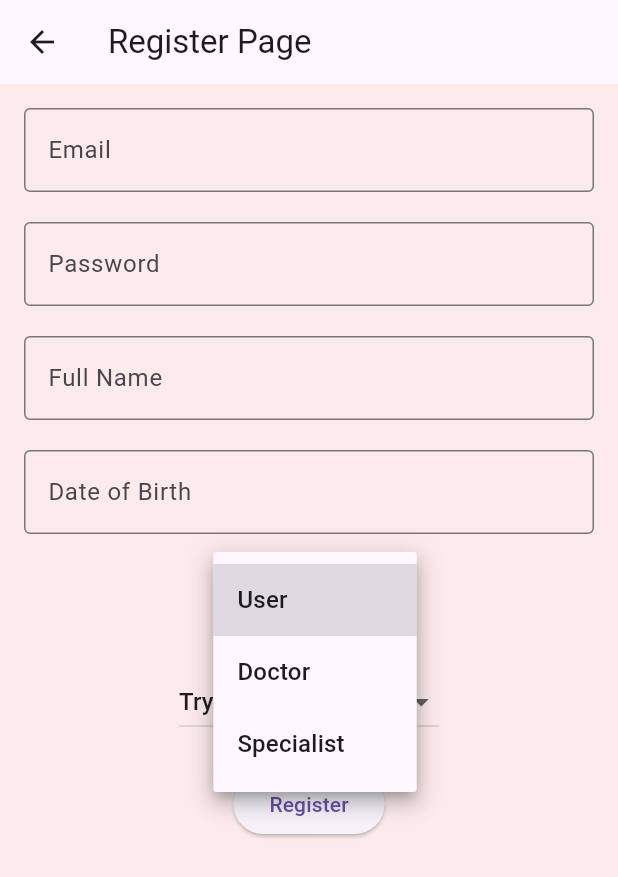
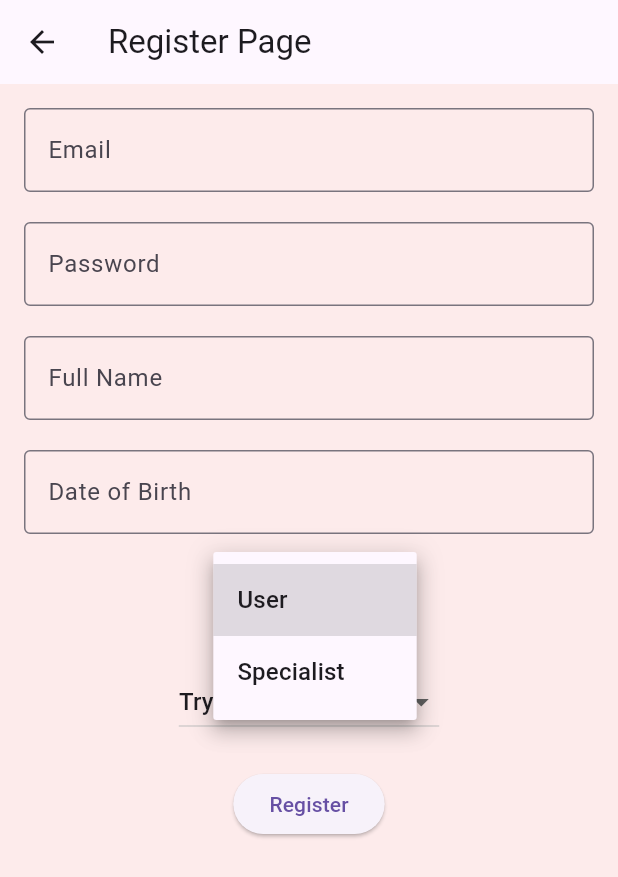
Before and after one commit to matthewnml/CSCI321-fyp, a Flutter app: the RegisterPage screen opened directly, after a tap on "User", on a phone screen of 412 x 824 dp. Shown: the top 877 px of the screen. Run offline on Flutter 3.47's test engine with Material 3 defaults, Android fonts, the phone set to English and light mode, and no system bars; our stand-ins replace cloud_firestore, firebase_auth, firebase_core, fl_chart, shared_preferences, table_calendar; missing offline and left inert: health; accounts and stored records are empty.

Commit message:
removed doctor from registration

```diff
--- a/pregnancy/lib/UI_main/register.dart
+++ b/pregnancy/lib/UI_main/register.dart
@@ -105,7 +105,7 @@ class _RegisterPageState extends State<RegisterPage> {
                     _selectedRole = newValue!;
                   });
                 },
-                items: <String>['User', 'Doctor', 'Specialist']
+                items: <String>['User', 'Specialist']
                     .map<DropdownMenuItem<String>>((String value) {
                   return DropdownMenuItem<String>(
                     value: value,
```
